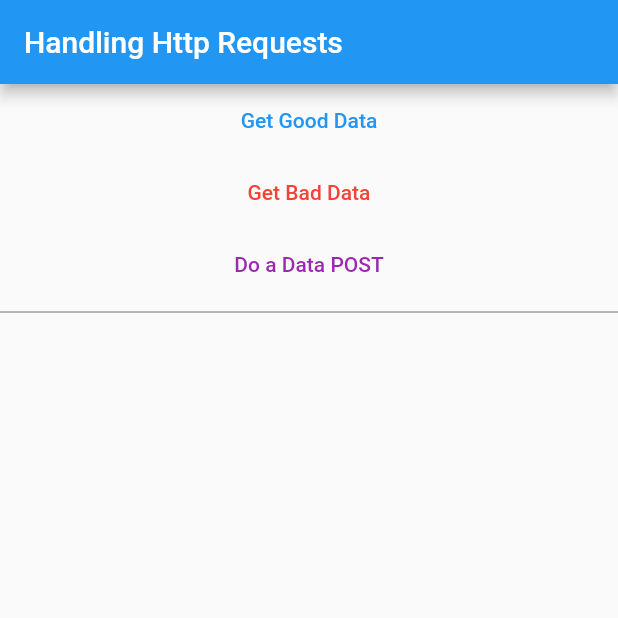
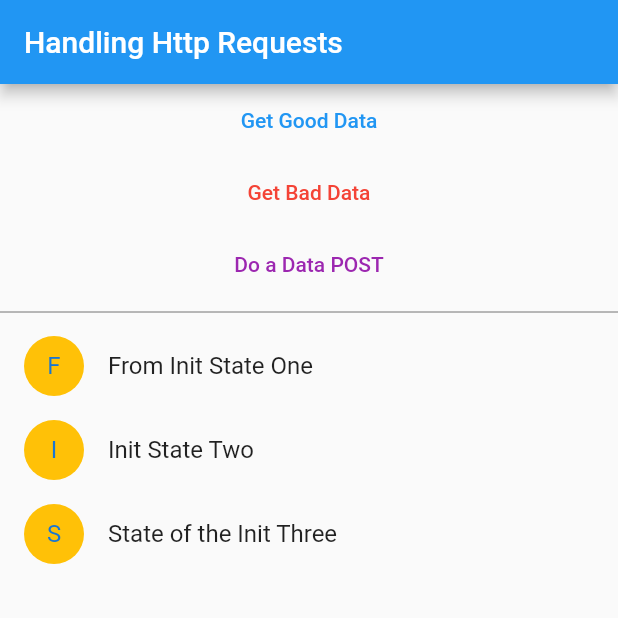
Before and after one commit to prof3ssorSt3v3/flutter-http-errors, a Flutter app: the screen it shows after launch, on a phone screen of 412 x 824 dp, the top half of it. Run offline on Flutter 3.47's test engine with Material 2 defaults, Android fonts, the phone set to English and light mode, and no system bars.

Commit message:
added an initState method to main.dart

```diff
--- a/lib/main.dart
+++ b/lib/main.dart
@@ -28,6 +28,20 @@ class _MyHomePageState extends State<MyHomePage> {
   HttpHelper API = HttpHelper();
 
   List users = []; //we will populate this with the API call
+
+  @override
+  initState() {
+    super.initState();
+    //set a new value for users
+    //we could make the http request here...
+    setState(() {
+      users = [
+        {'id': 117, 'name': 'From Init State One'},
+        {'id': 118, 'name': 'Init State Two'},
+        {'id': 119, 'name': 'State of the Init Three'},
+      ];
+    });
+  }
 
   void failToGetMyData() async {
     try {
```
